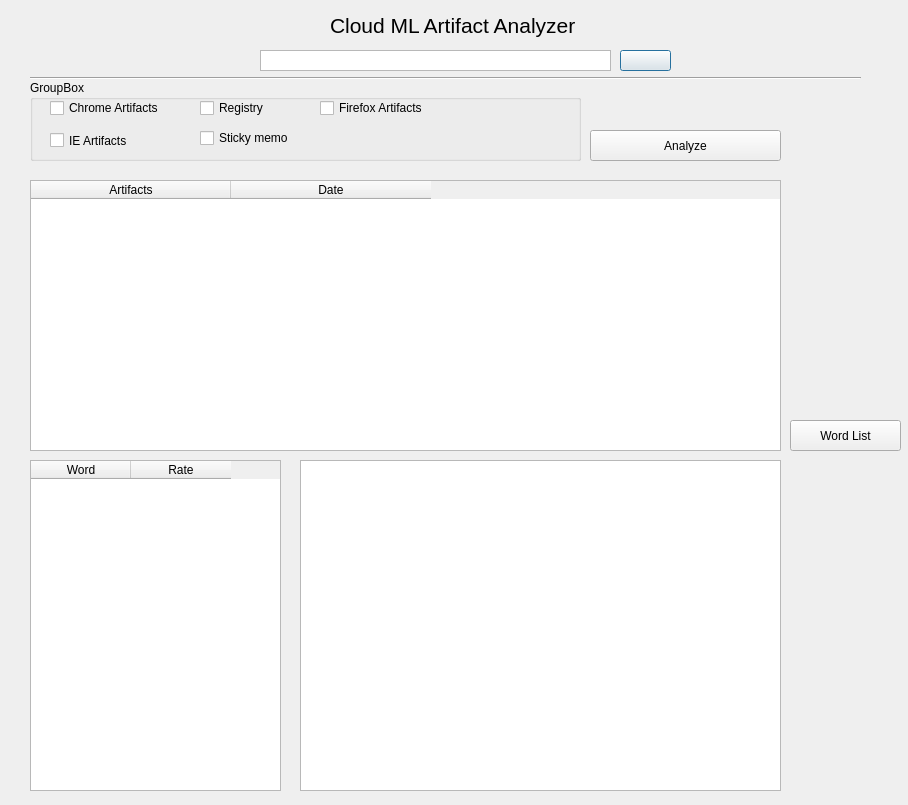
Qt form MainWindow.ui (colfax0483/capstone_project) before a commit.
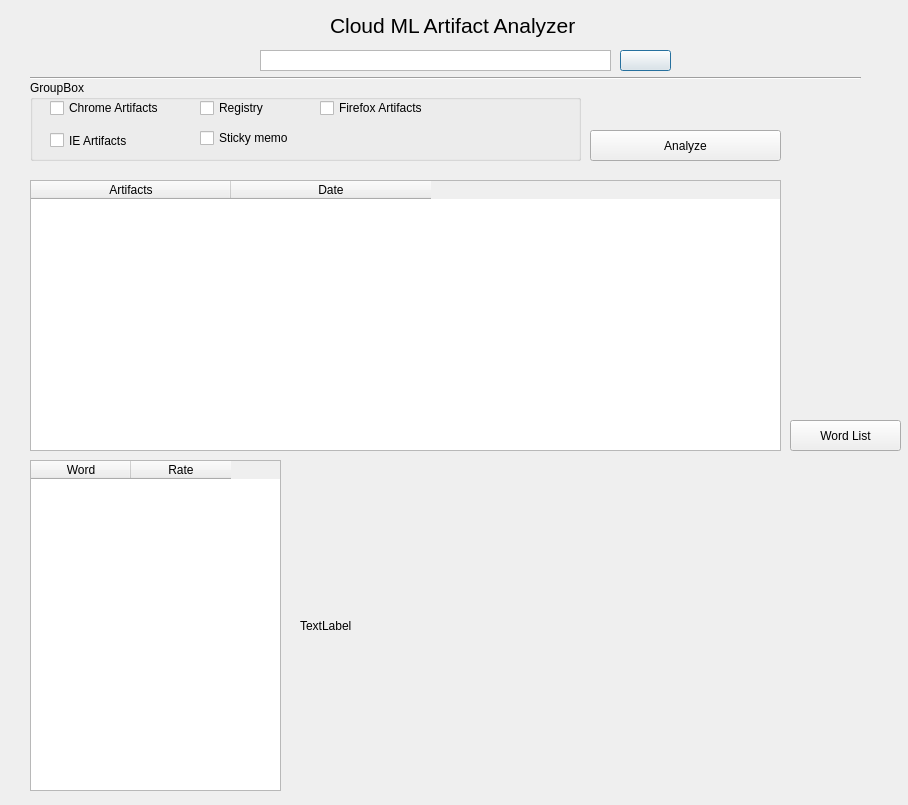
The same form after that commit. Icons and pictures are not drawn.

Commit message:
GUI에 워드클라우드 나오게 수정
GUI에 워드클라우드 나오게 수정

Patch:
```diff
--- a/MainWindow.ui
+++ b/MainWindow.ui
@@ -236,15 +236,18 @@
     <string>Word List</string>
    </property>
   </widget>
-  <widget class="QGraphicsView" name="graphicsView">
+  <widget class="QLabel" name="lbl_wordcloud">
    <property name="geometry">
     <rect>
      <x>300</x>
-     <y>460</y>
-     <width>481</width>
-     <height>331</height>
+     <y>470</y>
+     <width>471</width>
+     <height>311</height>
     </rect>
    </property>
+   <property name="text">
+    <string>TextLabel</string>
+   </property>
   </widget>
  </widget>
  <resources/>
```
The commit also changes 2 other files.
